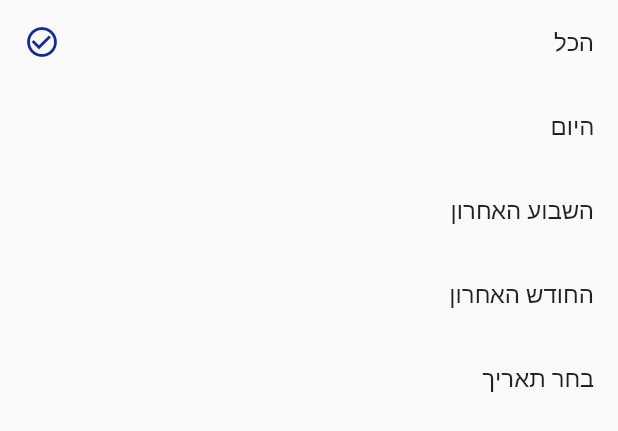
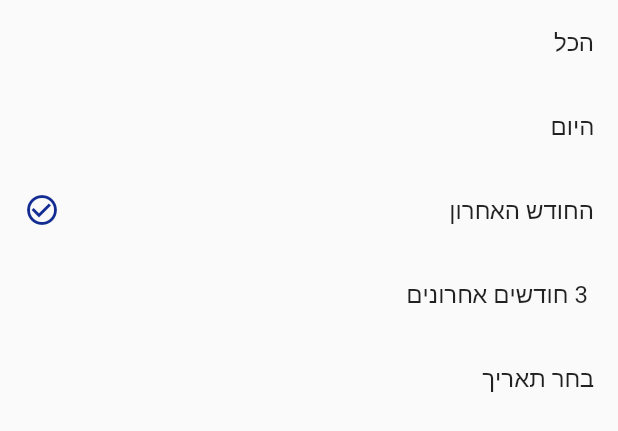
Before and after one commit to elia-dot/expense-tracker-app, a Flutter app: the ExpenseFilterOptions widget shown alone on an empty page, opened directly with empty values, on a phone screen of 412 x 824 dp. Shown: the top 431 px of the screen. Run offline on Flutter 3.47's test engine with Material 2 defaults, Android fonts, the phone set to English and light mode, and no system bars; our stand-ins replace expandable, flutter_dotenv, flutter_login, flutter_typeahead, shared_preferences, syncfusion_flutter_charts; accounts and stored records are empty; network calls fail.

Commit message:
changed default filter

```diff
--- a/lib/main_screen/expense_filter_options.dart
+++ b/lib/main_screen/expense_filter_options.dart
@@ -45,19 +45,6 @@ class ExpenseFilterOptions extends StatelessWidget {
               },
             ),
             ListTile(
-              trailing: expensesProvider.filter == FilterOptions.week
-                  ? Icon(
-                      Icons.check_circle_outline,
-                      color: Theme.of(context).primaryColor,
-                    )
-                  : null,
-              title: const Text('השבוע האחרון'),
-              onTap: () {
-                expensesProvider.setFilter(FilterOptions.week);
-                Navigator.of(context).pop();
-              },
-            ),
-            ListTile(
               trailing: expensesProvider.filter == FilterOptions.month
                   ? Icon(
                       Icons.check_circle_outline,
@@ -67,6 +54,19 @@ class ExpenseFilterOptions extends StatelessWidget {
               title: const Text('החודש האחרון'),
               onTap: () {
                 expensesProvider.setFilter(FilterOptions.month);
+                Navigator.of(context).pop();
+              },
+            ),
+            ListTile(
+              trailing: expensesProvider.filter == FilterOptions.threeMonths
+                  ? Icon(
+                      Icons.check_circle_outline,
+                      color: Theme.of(context).primaryColor,
+                    )
+                  : null,
+              title: const Text(' 3 חודשים אחרונים'),
+              onTap: () {
+                expensesProvider.setFilter(FilterOptions.threeMonths);
                 Navigator.of(context).pop();
               },
             ),
```
Also changed, not shown: lib/expenses/expense_provider.dart (+13 -12 lines), lib/main_screen/main_screen.dart (+5 -4 lines).
